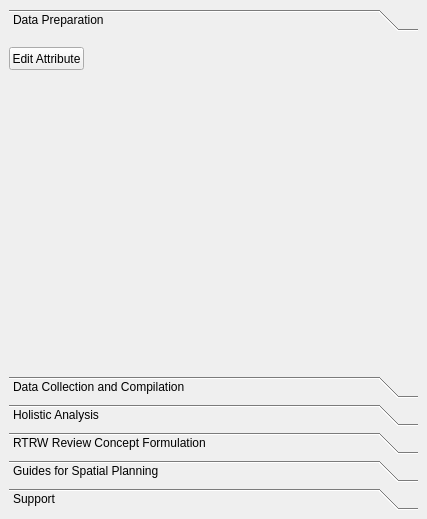
Above: pmapDock.ui from gxcodes/PMAP2 before the change. Below: the same form after it.
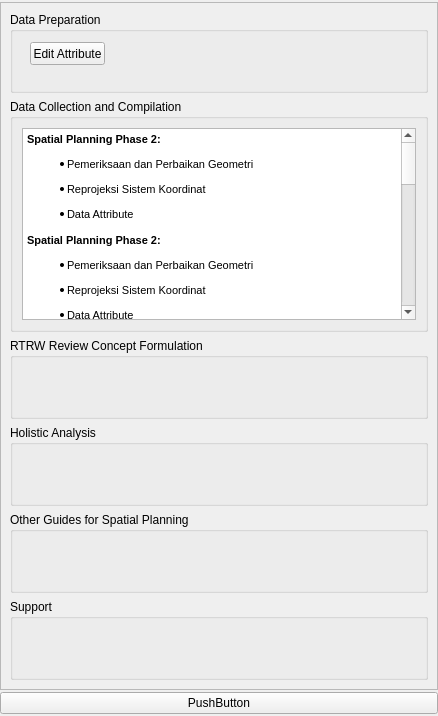
That is the form after the change. Custom widgets are drawn as their Qt base class.

```diff
--- a/pmapDock.ui
+++ b/pmapDock.ui
@@ -6,8 +6,8 @@
    <rect>
     <x>0</x>
     <y>0</y>
-    <width>427</width>
-    <height>519</height>
+    <width>438</width>
+    <height>716</height>
    </rect>
   </property>
   <property name="windowTitle">
@@ -21,75 +21,234 @@
     </size>
    </property>
    <layout class="QVBoxLayout" name="verticalLayout">
+    <property name="spacing">
+     <number>2</number>
+    </property>
+    <property name="leftMargin">
+     <number>0</number>
+    </property>
+    <property name="topMargin">
+     <number>2</number>
+    </property>
+    <property name="rightMargin">
+     <number>0</number>
+    </property>
+    <property name="bottomMargin">
+     <number>2</number>
+    </property>
     <item>
-     <widget class="QToolBox" name="toolBox">
-      <property name="currentIndex">
-       <number>0</number>
+     <widget class="QScrollArea" name="scrollArea">
+      <property name="verticalScrollBarPolicy">
+       <enum>Qt::ScrollBarAsNeeded</enum>
       </property>
-      <widget class="QWidget" name="page1">
+      <property name="widgetResizable">
+       <bool>true</bool>
+      </property>
+      <property name="alignment">
+       <set>Qt::AlignLeading|Qt::AlignLeft|Qt::AlignTop</set>
+      </property>
+      <widget class="QWidget" name="scrollAreaWidgetContents">
        <property name="geometry">
         <rect>
          <x>0</x>
          <y>0</y>
-         <width>409</width>
-         <height>317</height>
+         <width>436</width>
+         <height>663</height>
         </rect>
        </property>
-       <attribute name="label">
-        <string>Data Preparation</string>
-       </attribute>
-       <widget class="QPushButton" name="editAttributeButton">
-        <property name="geometry">
-         <rect>
-          <x>0</x>
-          <y>10</y>
-          <width>75</width>
-          <height>23</height>
-         </rect>
-        </property>
-        <property name="text">
-         <string>Edit Attribute</string>
-        </property>
-       </widget>
+       <layout class="QVBoxLayout" name="verticalLayout_2">
+        <item>
+         <widget class="QgsCollapsibleGroupBox" name="mGroupBox">
+          <property name="sizePolicy">
+           <sizepolicy hsizetype="Preferred" vsizetype="Expanding">
+            <horstretch>0</horstretch>
+            <verstretch>0</verstretch>
+           </sizepolicy>
+          </property>
+          <property name="title">
+           <string>Data Preparation</string>
+          </property>
+          <property name="alignment">
+           <set>Qt::AlignLeading|Qt::AlignLeft|Qt::AlignTop</set>
+          </property>
+          <property name="collapsed">
+           <bool>false</bool>
+          </property>
+          <widget class="QPushButton" name="editAttributeButton">
+           <property name="geometry">
+            <rect>
+             <x>20</x>
+             <y>30</y>
+             <width>75</width>
+             <height>23</height>
+            </rect>
+           </property>
+           <property name="text">
+            <string>Edit Attribute</string>
+           </property>
+          </widget>
+         </widget>
+        </item>
+        <item>
+         <widget class="QgsCollapsibleGroupBox" name="mGroupBox_2">
+          <property name="sizePolicy">
+           <sizepolicy hsizetype="Preferred" vsizetype="Expanding">
+            <horstretch>0</horstretch>
+            <verstretch>0</verstretch>
+           </sizepolicy>
+          </property>
+          <property name="title">
+           <string>Data Collection and Compilation</string>
+          </property>
+          <property name="alignment">
+           <set>Qt::AlignLeading|Qt::AlignLeft|Qt::AlignTop</set>
+          </property>
+          <property name="collapsed">
+           <bool>false</bool>
+          </property>
+          <layout class="QGridLayout" name="gridLayout">
+           <item row="0" column="0">
+            <widget class="QTextBrowser" name="textBrowser">
+             <property name="html">
+              <string>&lt;!DOCTYPE HTML PUBLIC &quot;-//W3C//DTD HTML 4.0//EN&quot; &quot;http://www.w3.org/TR/REC-html40/strict.dtd&quot;&gt;
+&lt;html&gt;&lt;head&gt;&lt;meta name=&quot;qrichtext&quot; content=&quot;1&quot; /&gt;&lt;style type=&quot;text/css&quot;&gt;
+p, li { white-space: pre-wrap; }
+&lt;/style&gt;&lt;/head&gt;&lt;body style=&quot; font-family:'MS Shell Dlg 2'; font-size:8.25pt; font-weight:400; font-style:normal;&quot;&gt;
+&lt;p style=&quot; margin-top:0px; margin-bottom:0px; margin-left:0px; margin-right:0px; -qt-block-indent:0; text-indent:0px;&quot;&gt;&lt;span style=&quot; font-size:8pt; font-weight:600;&quot;&gt;Spatial Planning Phase 2:&lt;/span&gt;&lt;/p&gt;
+&lt;ul style=&quot;margin-top: 0px; margin-bottom: 0px; margin-left: 0px; margin-right: 0px; -qt-list-indent: 1;&quot;&gt;&lt;li style=&quot; font-size:8pt;&quot; style=&quot; margin-top:12px; margin-bottom:0px; margin-left:0px; margin-right:0px; -qt-block-indent:0; text-indent:0px;&quot;&gt;Pemeriksaan dan Perbaikan Geometri&lt;/li&gt;
+&lt;li style=&quot; font-size:8pt;&quot; style=&quot; margin-top:12px; margin-bottom:0px; margin-left:0px; margin-right:0px; -qt-block-indent:0; text-indent:0px;&quot;&gt;Reprojeksi Sistem Koordinat&lt;/li&gt;
+&lt;li style=&quot; font-size:8pt;&quot; style=&quot; margin-top:12px; margin-bottom:0px; margin-left:0px; margin-right:0px; -qt-block-indent:0; text-indent:0px;&quot;&gt;Data Attribute&lt;/li&gt;&lt;/ul&gt;
+&lt;p style=&quot;-qt-paragraph-type:empty; margin-top:0px; margin-bottom:0px; margin-left:0px; margin-right:0px; -qt-block-indent:0; text-indent:0px; font-size:8pt;&quot;&gt;&lt;br /&gt;&lt;/p&gt;
+&lt;p style=&quot; margin-top:0px; margin-bottom:0px; margin-left:0px; margin-right:0px; -qt-block-indent:0; text-indent:0px;&quot;&gt;&lt;span style=&quot; font-size:8pt; font-weight:600;&quot;&gt;Spatial Planning Phase 2:&lt;/span&gt;&lt;/p&gt;
+&lt;ul style=&quot;margin-top: 0px; margin-bottom: 0px; margin-left: 0px; margin-right: 0px; -qt-list-indent: 1;&quot;&gt;&lt;li style=&quot; font-size:8pt;&quot; style=&quot; margin-top:12px; margin-bottom:0px; margin-left:0px; margin-right:0px; -qt-block-indent:0; text-indent:0px;&quot;&gt;Pemeriksaan dan Perbaikan Geometri&lt;/li&gt;
+&lt;li style=&quot; font-size:8pt;&quot; style=&quot; margin-top:12px; margin-bottom:0px; margin-left:0px; margin-right:0px; -qt-block-indent:0; text-indent:0px;&quot;&gt;Reprojeksi Sistem Koordinat&lt;/li&gt;
+&lt;li style=&quot; font-size:8pt;&quot; style=&quot; margin-top:12px; margin-bottom:0px; margin-left:0px; margin-right:0px; -qt-block-indent:0; text-indent:0px;&quot;&gt;Data Attribute&lt;/li&gt;&lt;/ul&gt;
+&lt;p style=&quot; margin-top:0px; margin-bottom:0px; margin-left:0px; margin-right:0px; -qt-block-indent:0; text-indent:0px;&quot;&gt;&lt;span style=&quot; font-size:8pt; font-weight:600;&quot;&gt;Spatial Planning Phase 2:&lt;/span&gt;&lt;/p&gt;
+&lt;ul style=&quot;margin-top: 0px; margin-bottom: 0px; margin-left: 0px; margin-right: 0px; -qt-list-indent: 1;&quot;&gt;&lt;li style=&quot; font-size:8pt;&quot; style=&quot; margin-top:12px; margin-bottom:0px; margin-left:0px; margin-right:0px; -qt-block-indent:0; text-indent:0px;&quot;&gt;Pemeriksaan dan Perbaikan Geometri&lt;/li&gt;
+&lt;li style=&quot; font-size:8pt;&quot; style=&quot; margin-top:12px; margin-bottom:0px; margin-left:0px; margin-right:0px; -qt-block-indent:0; text-indent:0px;&quot;&gt;Reprojeksi Sistem Koordinat&lt;/li&gt;
+&lt;li style=&quot; font-size:8pt;&quot; style=&quot; margin-top:12px; margin-bottom:0px; margin-left:0px; margin-right:0px; -qt-block-indent:0; text-indent:0px;&quot;&gt;Data Attribute&lt;/li&gt;&lt;/ul&gt;
+&lt;p style=&quot; margin-top:0px; margin-bottom:0px; margin-left:0px; margin-right:0px; -qt-block-indent:0; text-indent:0px;&quot;&gt;&lt;span style=&quot; font-size:8pt; font-weight:600;&quot;&gt;Spatial Planning Phase 2:&lt;/span&gt;&lt;/p&gt;
+&lt;ul style=&quot;margin-top: 0px; margin-bottom: 0px; margin-left: 0px; margin-right: 0px; -qt-list-indent: 1;&quot;&gt;&lt;li style=&quot; font-size:8pt;&quot; style=&quot; margin-top:12px; margin-bottom:0px; margin-left:0px; margin-right:0px; -qt-block-indent:0; text-indent:0px;&quot;&gt;Pemeriksaan dan Perbaikan Geometri&lt;/li&gt;
+&lt;li style=&quot; font-size:8pt;&quot; style=&quot; margin-top:12px; margin-bottom:0px; margin-left:0px; margin-right:0px; -qt-block-indent:0; text-indent:0px;&quot;&gt;Reprojeksi Sistem Koordinat&lt;/li&gt;
+&lt;li style=&quot; font-size:8pt;&quot; style=&quot; margin-top:12px; margin-bottom:0px; margin-left:0px; margin-right:0px; -qt-block-indent:0; text-indent:0px;&quot;&gt;Data Attribute&lt;/li&gt;&lt;/ul&gt;
+&lt;p style=&quot; margin-top:0px; margin-bottom:0px; margin-left:0px; margin-right:0px; -qt-block-indent:0; text-indent:0px;&quot;&gt;&lt;span style=&quot; font-size:8pt; font-weight:600;&quot;&gt;Spatial Planning Phase 2:&lt;/span&gt;&lt;/p&gt;
+&lt;ul style=&quot;margin-top: 0px; margin-bottom: 0px; margin-left: 0px; margin-right: 0px; -qt-list-indent: 1;&quot;&gt;&lt;li style=&quot; font-size:8pt;&quot; style=&quot; margin-top:12px; margin-bottom:0px; margin-left:0px; margin-right:0px; -qt-block-indent:0; text-indent:0px;&quot;&gt;Pemeriksaan dan Perbaikan Geometri&lt;/li&gt;
+&lt;li style=&quot; font-size:8pt;&quot; style=&quot; margin-top:12px; margin-bottom:0px; margin-left:0px; margin-right:0px; -qt-block-indent:0; text-indent:0px;&quot;&gt;Reprojeksi Sistem Koordinat&lt;/li&gt;
+&lt;li style=&quot; font-size:8pt;&quot; style=&quot; margin-top:12px; margin-bottom:0px; margin-left:0px; margin-right:0px; -qt-block-indent:0; text-indent:0px;&quot;&gt;Data Attribute&lt;/li&gt;&lt;/ul&gt;
+&lt;p style=&quot; margin-top:0px; margin-bottom:0px; margin-left:0px; margin-right:0px; -qt-block-indent:0; text-indent:0px;&quot;&gt;&lt;span style=&quot; font-size:8pt; font-weight:600;&quot;&gt;Spatial Planning Phase 2:&lt;/span&gt;&lt;/p&gt;
+&lt;ul style=&quot;margin-top: 0px; margin-bottom: 0px; margin-left: 0px; margin-right: 0px; -qt-list-indent: 1;&quot;&gt;&lt;li style=&quot; font-size:8pt;&quot; style=&quot; margin-top:12px; margin-bottom:0px; margin-left:0px; margin-right:0px; -qt-block-indent:0; text-indent:0px;&quot;&gt;Pemeriksaan dan Perbaikan Geometri&lt;/li&gt;
+&lt;li style=&quot; font-size:8pt;&quot; style=&quot; margin-top:12px; margin-bottom:0px; margin-left:0px; margin-right:0px; -qt-block-indent:0; text-indent:0px;&quot;&gt;Reprojeksi Sistem Koordinat&lt;/li&gt;
+&lt;li style=&quot; font-size:8pt;&quot; style=&quot; margin-top:12px; margin-bottom:0px; margin-left:0px; margin-right:0px; -qt-block-indent:0; text-indent:0px;&quot;&gt;Data Attribute&lt;/li&gt;&lt;/ul&gt;
+&lt;p style=&quot; margin-top:0px; margin-bottom:0px; margin-left:0px; margin-right:0px; -qt-block-indent:0; text-indent:0px;&quot;&gt;&lt;span style=&quot; font-size:8pt; font-weight:600;&quot;&gt;Spatial Planning Phase 2:&lt;/span&gt;&lt;/p&gt;
+&lt;ul style=&quot;margin-top: 0px; margin-bottom: 0px; margin-left: 0px; margin-right: 0px; -qt-list-indent: 1;&quot;&gt;&lt;li style=&quot; font-size:8pt;&quot; style=&quot; margin-top:12px; margin-bottom:0px; margin-left:0px; margin-right:0px; -qt-block-indent:0; text-indent:0px;&quot;&gt;Pemeriksaan dan Perbaikan Geometri&lt;/li&gt;
+&lt;li style=&quot; font-size:8pt;&quot; style=&quot; margin-top:12px; margin-bottom:0px; margin-left:0px; margin-right:0px; -qt-block-indent:0; text-indent:0px;&quot;&gt;Reprojeksi Sistem Koordinat&lt;/li&gt;
+&lt;li style=&quot; font-size:8pt;&quot; style=&quot; margin-top:12px; margin-bottom:0px; margin-left:0px; margin-right:0px; -qt-block-indent:0; text-indent:0px;&quot;&gt;Data Attribute&lt;/li&gt;&lt;/ul&gt;
+&lt;p style=&quot; margin-top:0px; margin-bottom:0px; margin-left:0px; margin-right:0px; -qt-block-indent:0; text-indent:0px;&quot;&gt;&lt;span style=&quot; font-size:8pt; font-weight:600;&quot;&gt;Spatial Planning Phase 2:&lt;/span&gt;&lt;/p&gt;
+&lt;ul style=&quot;margin-top: 0px; margin-bottom: 0px; margin-left: 0px; margin-right: 0px; -qt-list-indent: 1;&quot;&gt;&lt;li style=&quot; font-size:8pt;&quot; style=&quot; margin-top:12px; margin-bottom:0px; margin-left:0px; margin-right:0px; -qt-block-indent:0; text-indent:0px;&quot;&gt;Pemeriksaan dan Perbaikan Geometri&lt;/li&gt;
+&lt;li style=&quot; font-size:8pt;&quot; style=&quot; margin-top:12px; margin-bottom:0px; margin-left:0px; margin-right:0px; -qt-block-indent:0; text-indent:0px;&quot;&gt;Reprojeksi Sistem Koordinat&lt;/li&gt;
+&lt;li style=&quot; font-size:8pt;&quot; style=&quot; margin-top:12px; margin-bottom:0px; margin-left:0px; margin-right:0px; -qt-block-indent:0; text-indent:0px;&quot;&gt;Data Attribute&lt;/li&gt;&lt;/ul&gt;
+&lt;p style=&quot;-qt-paragraph-type:empty; margin-top:0px; margin-bottom:0px; margin-left:0px; margin-right:0px; -qt-block-indent:0; text-indent:0px; font-size:8pt;&quot;&gt;&lt;br /&gt;&lt;/p&gt;&lt;/body&gt;&lt;/html&gt;</string>
+             </property>
+            </widget>
+           </item>
+          </layout>
+         </widget>
+        </item>
+        <item>
+         <widget class="QgsCollapsibleGroupBox" name="mGroupBox_4">
+          <property name="sizePolicy">
+           <sizepolicy hsizetype="Preferred" vsizetype="Expanding">
+            <horstretch>0</horstretch>
+            <verstretch>0</verstretch>
+           </sizepolicy>
+          </property>
+          <property name="title">
+           <string>RTRW Review Concept Formulation</string>
+          </property>
+          <property name="alignment">
+           <set>Qt::AlignLeading|Qt::AlignLeft|Qt::AlignTop</set>
+          </property>
+          <property name="collapsed">
+           <bool>false</bool>
+          </property>
+         </widget>
+        </item>
+        <item>
+         <widget class="QgsCollapsibleGroupBox" name="mGroupBox_3">
+          <property name="sizePolicy">
+           <sizepolicy hsizetype="Preferred" vsizetype="Expanding">
+            <horstretch>0</horstretch>
+            <verstretch>0</verstretch>
+           </sizepolicy>
+          </property>
+          <property name="title">
+           <string>Holistic Analysis</string>
+          </property>
+          <property name="alignment">
+           <set>Qt::AlignLeading|Qt::AlignLeft|Qt::AlignTop</set>
+          </property>
+         </widget>
+        </item>
+        <item>
+         <widget class="QgsCollapsibleGroupBox" name="mGroupBox_5">
+          <property name="sizePolicy">
+           <sizepolicy hsizetype="Preferred" vsizetype="Expanding">
+            <horstretch>0</horstretch>
+            <verstretch>0</verstretch>
+           </sizepolicy>
+          </property>
+          <property name="title">
+           <string>Other Guides for Spatial Planning</string>
+          </property>
+          <property name="alignment">
+           <set>Qt::AlignLeading|Qt::AlignLeft|Qt::AlignTop</set>
+          </property>
+          <property name="collapsed">
+           <bool>false</bool>
+          </property>
+         </widget>
+        </item>
+        <item>
+         <widget class="QgsCollapsibleGroupBox" name="mGroupBox_6">
+          <property name="sizePolicy">
+           <sizepolicy hsizetype="Preferred" vsizetype="Expanding">
+            <horstretch>0</horstretch>
+            <verstretch>0</verstretch>
+           </sizepolicy>
+          </property>
+          <property name="title">
+           <string>Support</string>
+          </property>
+          <property name="alignment">
+           <set>Qt::AlignLeading|Qt::AlignLeft|Qt::AlignTop</set>
+          </property>
+          <property name="collapsed">
+           <bool>false</bool>
+          </property>
+         </widget>
+        </item>
+       </layout>
       </widget>
-      <widget class="QWidget" name="page2">
-       <property name="geometry">
-        <rect>
-         <x>0</x>
-         <y>0</y>
-         <width>409</width>
-         <height>317</height>
-        </rect>
-       </property>
-       <attribute name="label">
-        <string>Data Collection and Compilation</string>
-       </attribute>
-      </widget>
-      <widget class="QWidget" name="page3">
-       <attribute name="label">
-        <string>Holistic Analysis</string>
-       </attribute>
-      </widget>
-      <widget class="QWidget" name="page4">
-       <attribute name="label">
-        <string>RTRW Review Concept Formulation</string>
-       </attribute>
-      </widget>
-      <widget class="QWidget" name="page5">
-       <attribute name="label">
-        <string>Guides for Spatial Planning</string>
-       </attribute>
-      </widget>
-      <widget class="QWidget" name="page6">
-       <attribute name="label">
-        <string>Support</string>
-       </attribute>
-      </widget>
+     </widget>
+    </item>
+    <item>
+     <widget class="QPushButton" name="showAboutButton">
+      <property name="text">
+       <string>PushButton</string>
+      </property>
      </widget>
     </item>
    </layout>
   </widget>
  </widget>
+ <customwidgets>
+  <customwidget>
+   <class>QgsCollapsibleGroupBox</class>
+   <extends>QGroupBox</extends>
+   <header>qgis.gui</header>
+   <container>1</container>
+  </customwidget>
+ </customwidgets>
  <resources/>
  <connections/>
 </ui>
```
Left out of the diff: 3 changed lines with no effect on the pictures.
